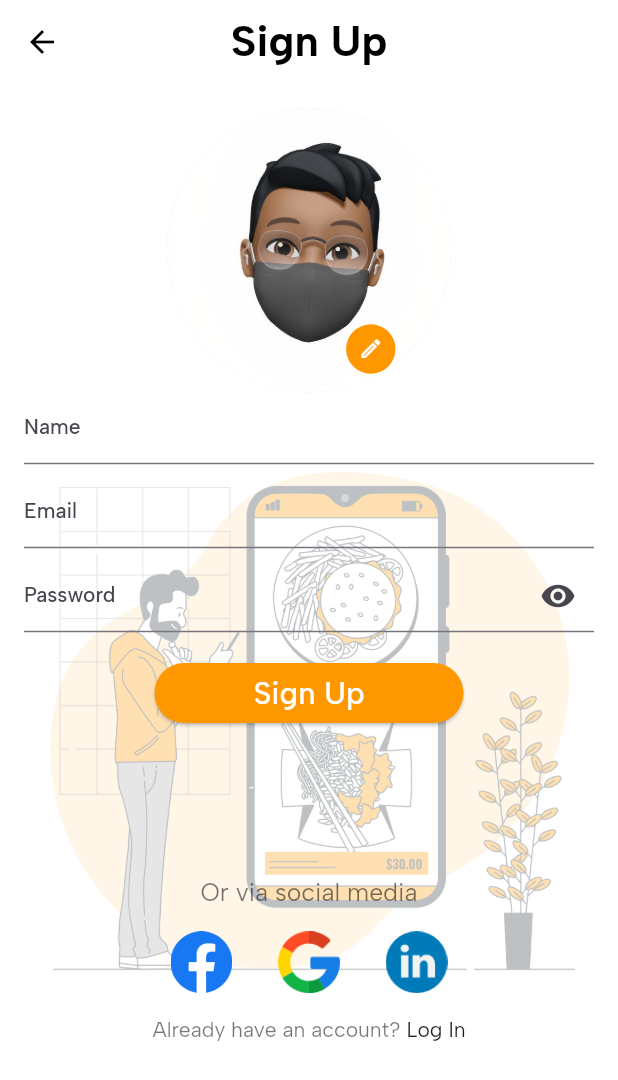
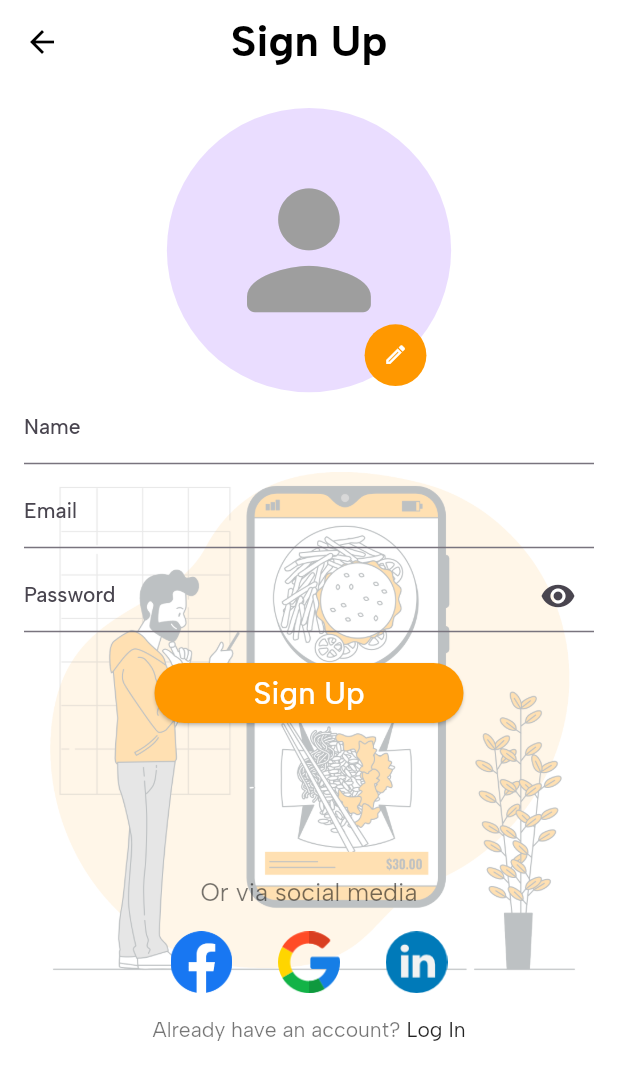
Before and after one commit to MoeAlm/food_app, a Flutter app: the SignUp screen opened directly, on a phone screen of 412 x 824 dp. Shown: the top 1080 px of the screen. Run offline on Flutter 3.47's test engine with Material 2 defaults, Android fonts, the phone set to English and light mode, and no system bars; drawn by our look-alikes of modal_progress_hud_nsn; our stand-ins replace animated_bottom_navigation_bar, badges, bloc, firebase_auth, firebase_core, firebase_storage and 7 more; accounts and stored records are empty.

Commit message:
Added Some stuff and fixed bugs

```diff
--- a/lib/core/cubit/cubit.dart
+++ b/lib/core/cubit/cubit.dart
@@ -20,6 +20,7 @@ class FoodCubit extends Cubit<AppState> {
   int indexOfCategories = 0;
   double ratingCount = 0;
   int priceCount = 1;
+  int? favIndex;
   int count = 0;
   bool isLiked = false;
   bool isVisible = true;
--- a/lib/main.dart
+++ b/lib/main.dart
@@ -55,7 +55,7 @@ class MyApp extends StatelessWidget {
                   color: Colors.black54,
                 ),
               ),
-               home: auth == null? const RegisterScreen() : const MainScreen(),
+              home: auth == null ? const RegisterScreen() : const MainScreen(),
             );
           }),
     );
--- a/lib/view/auth/signup_screen.dart
+++ b/lib/view/auth/signup_screen.dart
@@ -1,4 +1,5 @@
 import 'package:firebase_auth/firebase_auth.dart';
+import 'package:firebase_storage/firebase_storage.dart';
 import 'package:flutter/material.dart';
 import 'package:flutter_bloc/flutter_bloc.dart';
 import 'package:food_app_api/components/text_components.dart';
@@ -25,6 +26,9 @@ class _SignUpState extends State<SignUp> {
   GlobalKey<FormState> formKey = GlobalKey();
   bool isLoading = false;
   bool isVisible = true;
+  FirebaseStorage storage =
+      FirebaseStorage.instance;
+
 
   @override
   Widget build(BuildContext context) {
@@ -70,15 +74,20 @@ class _SignUpState extends State<SignUp> {
                               children: [
                                 CircleAvatar(
                                   radius: width * 0.23,
-                                  backgroundImage: AssetImage(
-                                    cubit.imageUrl),
+                                  // backgroundImage: AssetImage(
+                                  //   cubit.imageUrl),
+                                  child: Icon(
+                                    Icons.person_rounded,
+                                    size: width * 0.3,
+                                    color: Colors.grey,
+                                  ),
                                 ),
                                 Positioned(
                                   top: width * 0.35,
-                                  left: width * 0.29,
+                                  left: width * 0.32,
                                   child: CircleAvatar(
                                     backgroundColor: kPrimeryColor,
-                                    radius: width * 0.04,
+                                    radius: width * 0.05,
                                     child: IconButton(
                                       onPressed: () {
                                         cubit.selectPhoto(context);
@@ -140,7 +149,8 @@ class _SignUpState extends State<SignUp> {
                                           isLoading = true;
                                         });
                                         try {
-                                          await cubit.registerUser(name: cubit.name);
+                                          await cubit.registerUser(
+                                              name: cubit.name);
                                           Navigator.push(
                                             context,
                                             MaterialPageRoute(
--- a/lib/view/home/drawer.dart
+++ b/lib/view/home/drawer.dart
@@ -2,6 +2,7 @@ import 'package:flutter/material.dart';
 import 'package:food_app_api/components/text_components.dart';
 import 'package:food_app_api/core/constants/constant.dart';
 import 'package:velocity_x/velocity_x.dart';
+
 
 class MyDrawer extends StatelessWidget {
   const MyDrawer({Key? key}) : super(key: key);
@@ -49,5 +50,6 @@ class MyDrawer extends StatelessWidget {
         ],
       ),
     );
+
   }
 }
--- a/lib/view/home/main_screen.dart
+++ b/lib/view/home/main_screen.dart
@@ -39,12 +39,10 @@ class MainScreen extends StatelessWidget {
                   ),
                 );
               },
-              child: CircleAvatar(
-                child: ClipRRect(
-                  borderRadius: BorderRadius.circular(50),
               child: Hero(
                 tag: 'profile',
-                      child: Image.asset(cubit.imageUrl)),
+                child: CircleAvatar(
+                  backgroundImage: AssetImage(cubit.imageUrl),
                 ),
               ).px(6),
             ),
```
Also changed, not shown: lib/view/fav_food_screen.dart (+11 -13 lines), lib/view/home/home_screen.dart (+6 -3 lines), lib/view/profile/edit_profile_screen.dart (+3 -4 lines), pubspec.yaml (+6 -6 lines), pubspec.lock, 2 other files. Lines whose indentation alone changed are shown as unchanged.
